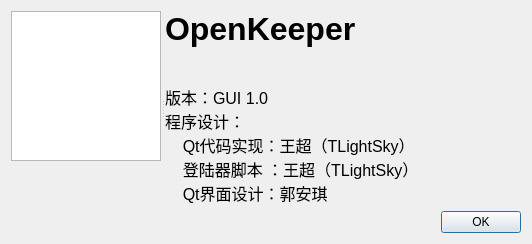
The window that ui/aboutdialog.ui (tlightsky/openkeeper) describes before a commit, drawn with Qt 5.
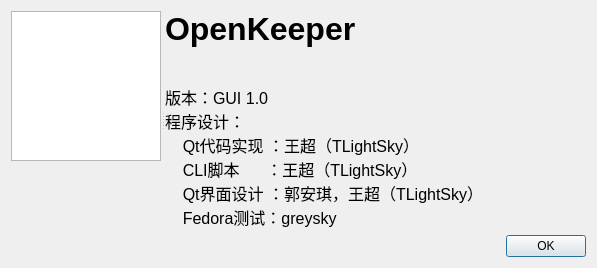
The same window after the commit. Icons and pictures are not drawn.

Diff of the .ui file:
```diff
--- a/ui/aboutdialog.ui
+++ b/ui/aboutdialog.ui
@@ -55,9 +55,10 @@
 &lt;p style=&quot;-qt-paragraph-type:empty; margin-top:0px; margin-bottom:0px; margin-left:0px; margin-right:0px; -qt-block-indent:0; text-indent:0px; font-family:'LiHei Pro'; font-size:24pt; font-weight:600;&quot;&gt;&lt;/p&gt;
 &lt;p style=&quot; margin-top:0px; margin-bottom:0px; margin-left:0px; margin-right:0px; -qt-block-indent:0; text-indent:0px;&quot;&gt;&lt;span style=&quot; font-family:'LiHei Pro'; font-size:12pt;&quot;&gt;版本：GUI 1.0&lt;/span&gt;&lt;/p&gt;
 &lt;p style=&quot; margin-top:0px; margin-bottom:0px; margin-left:0px; margin-right:0px; -qt-block-indent:0; text-indent:0px;&quot;&gt;&lt;span style=&quot; font-family:'LiHei Pro'; font-size:12pt;&quot;&gt;程序设计：&lt;/span&gt;&lt;/p&gt;
-&lt;p style=&quot; margin-top:0px; margin-bottom:0px; margin-left:0px; margin-right:0px; -qt-block-indent:0; text-indent:0px;&quot;&gt;&lt;span style=&quot; font-family:'LiHei Pro'; font-size:12pt;&quot;&gt;    Qt代码实现：王超（TLightSky）&lt;/span&gt;&lt;/p&gt;
-&lt;p style=&quot; margin-top:0px; margin-bottom:0px; margin-left:0px; margin-right:0px; -qt-block-indent:0; text-indent:0px;&quot;&gt;&lt;span style=&quot; font-family:'LiHei Pro'; font-size:12pt;&quot;&gt;    登陆器脚本 ：王超（TLightSky）&lt;/span&gt;&lt;/p&gt;
-&lt;p style=&quot; margin-top:0px; margin-bottom:0px; margin-left:0px; margin-right:0px; -qt-block-indent:0; text-indent:0px;&quot;&gt;&lt;span style=&quot; font-family:'LiHei Pro'; font-size:12pt;&quot;&gt;    Qt界面设计：郭安琪&lt;/span&gt;&lt;/p&gt;&lt;/body&gt;&lt;/html&gt;</string>
+&lt;p style=&quot; margin-top:0px; margin-bottom:0px; margin-left:0px; margin-right:0px; -qt-block-indent:0; text-indent:0px;&quot;&gt;&lt;span style=&quot; font-family:'LiHei Pro'; font-size:12pt;&quot;&gt;    Qt代码实现 ：王超（TLightSky）&lt;/span&gt;&lt;/p&gt;
+&lt;p style=&quot; margin-top:0px; margin-bottom:0px; margin-left:0px; margin-right:0px; -qt-block-indent:0; text-indent:0px;&quot;&gt;&lt;span style=&quot; font-family:'LiHei Pro'; font-size:12pt;&quot;&gt;    CLI脚本      ：王超（TLightSky）&lt;/span&gt;&lt;/p&gt;
+&lt;p style=&quot; margin-top:0px; margin-bottom:0px; margin-left:0px; margin-right:0px; -qt-block-indent:0; text-indent:0px;&quot;&gt;&lt;span style=&quot; font-family:'LiHei Pro'; font-size:12pt;&quot;&gt;    Qt界面设计 ：郭安琪，&lt;/span&gt;&lt;span style=&quot; font-family:'LiHei Pro'; font-size:12pt;&quot;&gt;王超（TLightSky）&lt;/span&gt;&lt;/p&gt;
+&lt;p style=&quot; margin-top:0px; margin-bottom:0px; margin-left:0px; margin-right:0px; -qt-block-indent:0; text-indent:0px;&quot;&gt;&lt;span style=&quot; font-family:'LiHei Pro'; font-size:12pt;&quot;&gt;    Fedora测试：greysky&lt;/span&gt;&lt;/p&gt;&lt;/body&gt;&lt;/html&gt;</string>
       </property>
      </widget>
     </widget>
```
